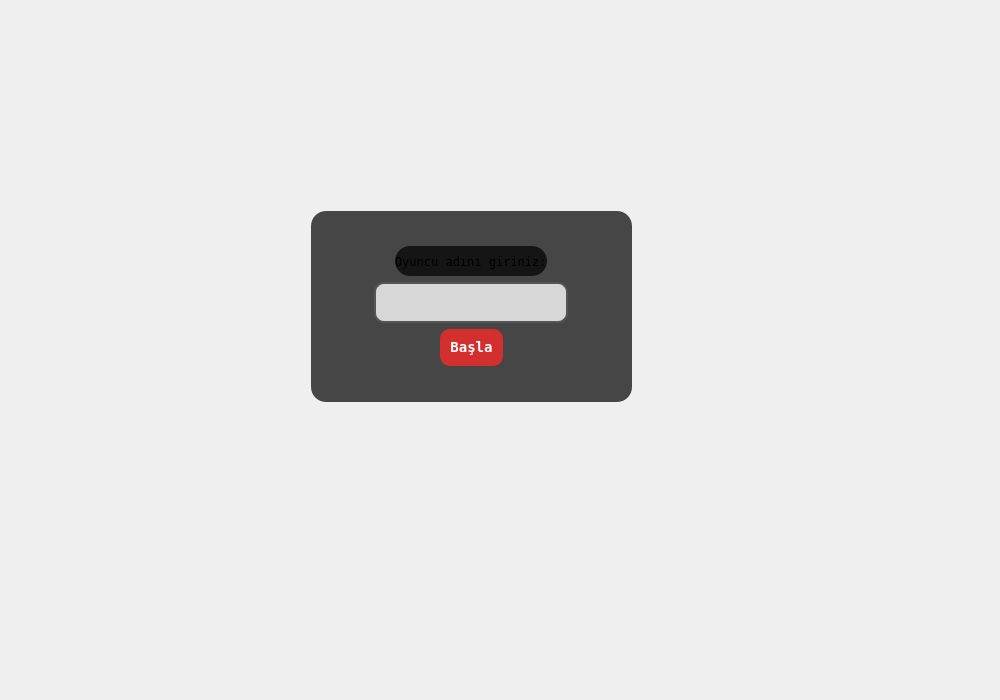
Old version of the form login.ui in the repository hanndes/risk_game.
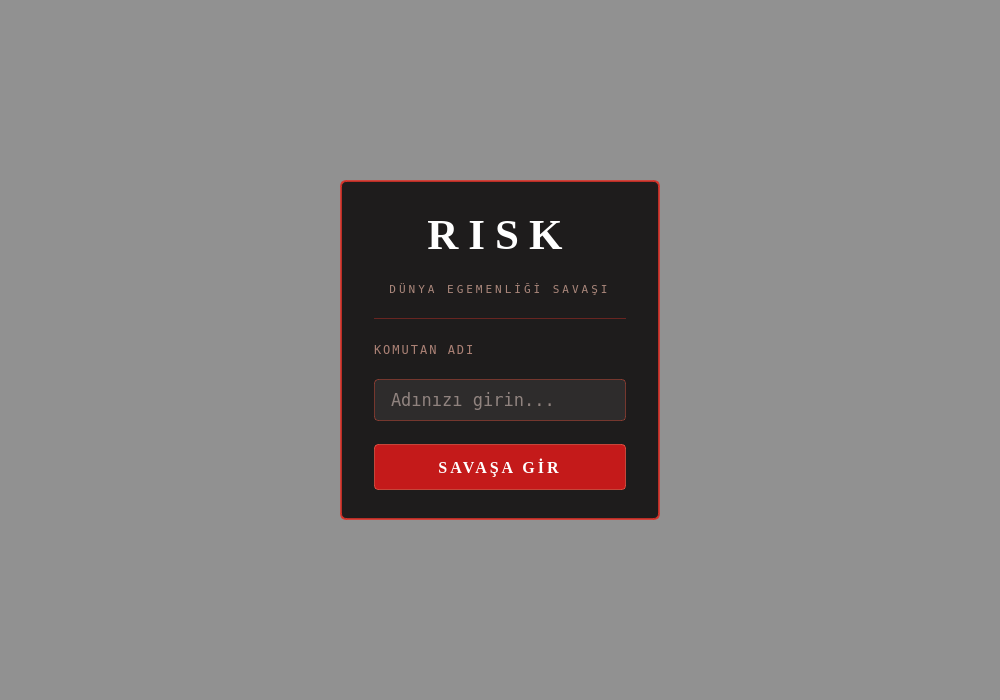
New version of the form. Icons and pictures are not drawn.

Commit message: login ve waiting_room arayüzleri düzenleme

Diff of the .ui file:
```diff
--- a/login.ui
+++ b/login.ui
@@ -20,100 +20,253 @@
   </property>
   <layout class="QVBoxLayout" name="verticalLayout_2">
    <property name="spacing">
-    <number>14</number>
+    <number>0</number>
+   </property>
+   <property name="leftMargin">
+    <number>0</number>
+   </property>
+   <property name="topMargin">
+    <number>0</number>
+   </property>
+   <property name="rightMargin">
+    <number>0</number>
+   </property>
+   <property name="bottomMargin">
+    <number>0</number>
    </property>
    <item>
     <widget class="QFrame" name="frame">
      <property name="styleSheet">
       <string notr="true">#frame {
-    border-image: url(&quot;./images/risk_login.jpg&quot;) 0 0 0 0 stretch stretch;
-    background-color: transparent;
+    background-color: rgba(0, 0, 0, 100);
 }</string>
      </property>
      <property name="frameShape">
-      <enum>QFrame::Shape::StyledPanel</enum>
+      <enum>QFrame::Shape::NoFrame</enum>
      </property>
-     <property name="frameShadow">
-      <enum>QFrame::Shadow::Raised</enum>
-     </property>
-     <widget class="QFrame" name="frame_2">
+     <widget class="QFrame" name="panel">
       <property name="geometry">
        <rect>
-        <x>300</x>
-        <y>200</y>
-        <width>321</width>
-        <height>191</height>
+        <x>340</x>
+        <y>180</y>
+        <width>320</width>
+        <height>340</height>
        </rect>
       </property>
       <property name="styleSheet">
-       <string notr="true">background-color: rgba(0, 0, 0, 180);
-border-radius: 15px;</string>
+       <string notr="true">#panel {
+    background-color: rgba(5, 2, 2, 210);
+    border: 2px solid rgba(220, 50, 40, 210);
+    border-radius: 6px;
+}</string>
       </property>
       <property name="frameShape">
-       <enum>QFrame::Shape::StyledPanel</enum>
+       <enum>QFrame::Shape::NoFrame</enum>
       </property>
-      <property name="frameShadow">
-       <enum>QFrame::Shadow::Raised</enum>
-      </property>
-      <layout class="QGridLayout" name="gridLayout">
-       <item row="0" column="0">
-        <layout class="QVBoxLayout" name="verticalLayout">
-         <item alignment="Qt::AlignmentFlag::AlignHCenter">
-          <widget class="QLabel" name="label">
-           <property name="minimumSize">
+      <layout class="QVBoxLayout" name="panel_layout">
+       <property name="leftMargin">
+        <number>32</number>
+       </property>
+       <property name="topMargin">
+        <number>28</number>
+       </property>
+       <property name="rightMargin">
+        <number>32</number>
+       </property>
+       <property name="bottomMargin">
+        <number>28</number>
+       </property>
+       <property name="spacing">
+        <number>0</number>
+       </property>
+       <item>
+        <widget class="QLabel" name="title_label">
+         <property name="font">
+          <font>
+           <family>Georgia</family>
+           <pointsize>32</pointsize>
+           <weight>75</weight>
+           <bold>true</bold>
+          </font>
+         </property>
+         <property name="styleSheet">
+          <string notr="true">color: #ffffff;
+background: transparent;
+letter-spacing: 10px;</string>
+         </property>
+         <property name="text">
+          <string>RISK</string>
+         </property>
+         <property name="alignment">
+          <set>Qt::AlignmentFlag::AlignCenter</set>
+         </property>
+        </widget>
+       </item>
+       <item>
+        <spacer name="spacer_1">
+         <property name="orientation">
+          <enum>Qt::Orientation::Vertical</enum>
+         </property>
+         <property name="sizeHint" stdset="0">
             <size>
-             <width>0</width>
-             <height>30</height>
-            </size>
-           </property>
+           <width>20</width>
+           <height>4</height>
+          </size>
+         </property>
+        </spacer>
+       </item>
+       <item>
+        <widget class="QLabel" name="subtitle_label">
+         <property name="font">
+          <font>
+           <family>Andale Mono</family>
+           <pointsize>8</pointsize>
+          </font>
+         </property>
+         <property name="styleSheet">
+          <string notr="true">color: rgba(255, 200, 180, 160);
+background: transparent;
+letter-spacing: 3px;</string>
+         </property>
+         <property name="text">
+          <string>DÜNYA EGEMENLİĞİ SAVAŞI</string>
+         </property>
+         <property name="alignment">
+          <set>Qt::AlignmentFlag::AlignCenter</set>
+         </property>
+        </widget>
+       </item>
+       <item>
+        <spacer name="spacer_2">
+         <property name="orientation">
+          <enum>Qt::Orientation::Vertical</enum>
+         </property>
+         <property name="sizeHint" stdset="0">
+          <size>
+           <width>20</width>
+           <height>16</height>
+          </size>
+         </property>
+        </spacer>
+       </item>
+       <item>
+        <widget class="QFrame" name="divider">
            <property name="maximumSize">
             <size>
              <width>16777215</width>
-             <height>30</height>
-            </size>
-           </property>
+           <height>1</height>
+          </size>
+         </property>
+         <property name="styleSheet">
+          <string notr="true">background-color: rgba(220, 50, 40, 100); border: none;</string>
+         </property>
+         <property name="frameShape">
+          <enum>QFrame::Shape::HLine</enum>
+         </property>
+        </widget>
+       </item>
+       <item>
+        <spacer name="spacer_3">
+         <property name="orientation">
+          <enum>Qt::Orientation::Vertical</enum>
+         </property>
+         <property name="sizeHint" stdset="0">
+          <size>
+           <width>20</width>
+           <height>20</height>
+          </size>
+         </property>
+        </spacer>
+       </item>
+       <item>
+        <widget class="QLabel" name="label">
            <property name="font">
             <font>
              <family>Andale Mono</family>
+           <pointsize>9</pointsize>
             </font>
            </property>
            <property name="styleSheet">
-            <string notr="true">#frame {
-    border-image: url(&quot;./images/risk_login.jpg&quot;) 0 0 0 0 stretch stretch;
-    background-color: transparent; /* Eğer başka bir arka plan rengi varsa onu temizler */
-}</string>
+          <string notr="true">color: rgba(255, 190, 170, 160);
+background: transparent;
+letter-spacing: 2px;</string>
            </property>
            <property name="text">
-            <string>Oyuncu adını giriniz:</string>
+          <string>KOMUTAN ADI</string>
            </property>
           </widget>
          </item>
-         <item alignment="Qt::AlignmentFlag::AlignHCenter">
+       <item>
+        <spacer name="spacer_4">
+         <property name="orientation">
+          <enum>Qt::Orientation::Vertical</enum>
+         </property>
+         <property name="sizeHint" stdset="0">
+          <size>
+           <width>20</width>
+           <height>6</height>
+          </size>
+         </property>
+        </spacer>
+       </item>
+       <item>
           <widget class="QLineEdit" name="lineEdit">
+         <property name="minimumSize">
+          <size>
+           <width>0</width>
+           <height>42</height>
+          </size>
+         </property>
            <property name="font">
             <font>
              <family>Andale Mono</family>
-             <pointsize>-1</pointsize>
+           <pointsize>13</pointsize>
             </font>
            </property>
            <property name="styleSheet">
             <string notr="true">QLineEdit {
-    background-color: rgba(255, 255, 255, 200);
-    border: 2px solid #555;
-    border-radius: 10px;
-    padding: 8px;
-    font-size: 16px;
-    color: #333;
+    background-color: rgba(255, 255, 255, 18);
+    border: 1px solid rgba(220, 80, 60, 110);
+    border-radius: 4px;
+    padding: 8px 14px;
+    color: rgba(255, 230, 220, 240);
+}
+QLineEdit:focus {
+    border: 1px solid rgba(255, 80, 60, 230);
+    background-color: rgba(255, 255, 255, 28);
 }</string>
            </property>
-          </widget>
-         </item>
-         <item alignment="Qt::AlignmentFlag::AlignHCenter">
+         <property name="placeholderText">
+          <string>Adınızı girin...</string>
+         </property>
+        </widget>
+       </item>
+       <item>
+        <spacer name="spacer_5">
+         <property name="orientation">
+          <enum>Qt::Orientation::Vertical</enum>
+         </property>
+         <property name="sizeHint" stdset="0">
+          <size>
+           <width>20</width>
+           <height>16</height>
+          </size>
+         </property>
+        </spacer>
+       </item>
+       <item>
           <widget class="QPushButton" name="pushButton">
+         <property name="minimumSize">
+          <size>
+           <width>0</width>
+           <height>46</height>
+          </size>
+         </property>
            <property name="font">
             <font>
-             <family>Andale Mono</family>
-             <pointsize>-1</pointsize>
+           <family>Georgia</family>
+           <pointsize>12</pointsize>
+           <weight>75</weight>
              <bold>true</bold>
             </font>
            </property>
@@ -122,24 +275,21 @@
            </property>
            <property name="styleSheet">
             <string notr="true">QPushButton {
-    background-color: #d32f2f; 
-    color: white;
-    border-radius: 10px;
-    padding: 10px;
+    background-color: #c41a1a;
+    color: #ffffff;
+    border: 1px solid rgba(255, 100, 80, 150);
+    border-radius: 4px;
     font-weight: bold;
-    font-size: 14px;
+    letter-spacing: 3px;
 }
-
 QPushButton:hover {
     background-color: #b71c1c;
 }</string>
            </property>
            <property name="text">
-            <string>Başla</string>
-           </property>
-          </widget>
-         </item>
-        </layout>
+          <string>SAVAŞA GİR</string>
+         </property>
+        </widget>
        </item>
       </layout>
      </widget>
```
Left out of the diff: 11 changed lines with no effect on the pictures. Lines whose indentation alone changed are shown as unchanged. The commit also changes 7 other files.
